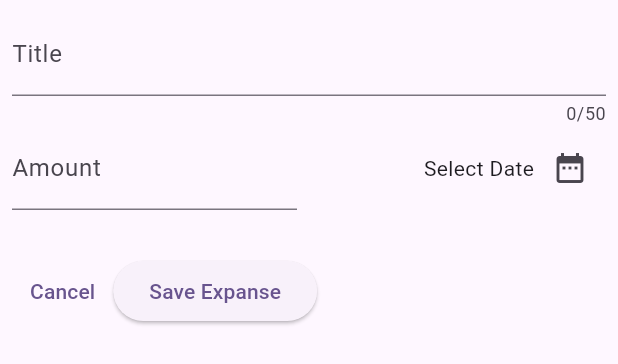
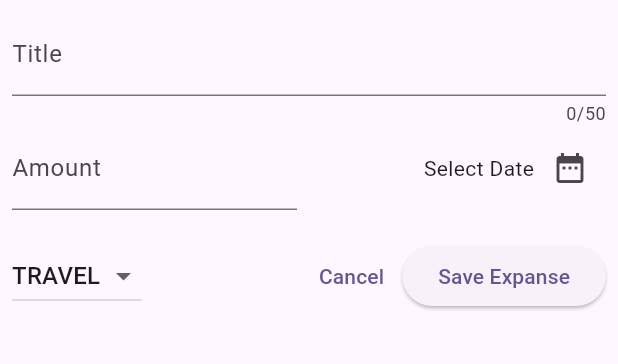
Before and after one commit to AbdelrhmanAmer/Expenses, a Flutter app: the NewExpanse widget shown alone on an empty page, opened directly, on a phone screen of 412 x 824 dp. Shown: the top 364 px of the screen. Run offline on Flutter 3.47's test engine with Material 3 defaults, Android fonts, the phone set to English and light mode, and no system bars.

Commit message:
Dropdown Menu added

```diff
--- a/expenses_project/lib/widgets/newExpanse.dart
+++ b/expenses_project/lib/widgets/newExpanse.dart
@@ -2,7 +2,7 @@ import 'dart:developer';
 
 import 'package:flutter/material.dart';
 import 'package:intl/intl.dart';
-
+import '../models/expanse.dart';
 class NewExpanse extends StatefulWidget {
   const NewExpanse({super.key});
 
@@ -15,6 +15,7 @@ class _NewExpanseState extends State<NewExpanse> {
   final _amountController = TextEditingController();
   final formatter = DateFormat.yMd();
   DateTime? _selectedDate;
+  Category _selectedCategory = Category.Travel;
 
   @override
   void dispose() {
@@ -78,9 +79,27 @@ class _NewExpanseState extends State<NewExpanse> {
               )
             ],
           ),
-          const SizedBox(height: 30,),
+          const SizedBox(height: 20,),
           Row(
             children: [
+              DropdownButton(
+                value: _selectedCategory,
+                  items: Category.values.map(
+                          (e) => DropdownMenuItem(
+                            value: e,
+                              child: Text(e.name.toUpperCase())
+                          ),
+                  ).toList(),
+                  onChanged: (newCat){
+                    if(newCat == null) {
+                      return;
+                    }
+                    setState(() {
+                      _selectedCategory = newCat;
+                    });
+                  }
+              ),
+              const Spacer(),
               TextButton(
                 // what is the thing that you want to close ? (context)
                   onPressed: ()=>Navigator.pop(context) ,
@@ -88,7 +107,7 @@ class _NewExpanseState extends State<NewExpanse> {
               ),
               ElevatedButton(
                 onPressed: (){
-                  log(_titleController.text);
+
                 },
                 child: const Text("Save Expanse"),
               ),
```
